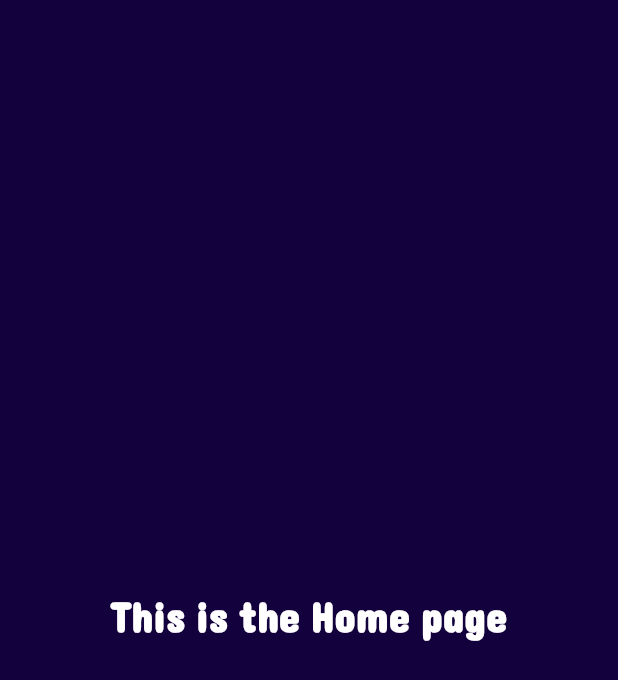
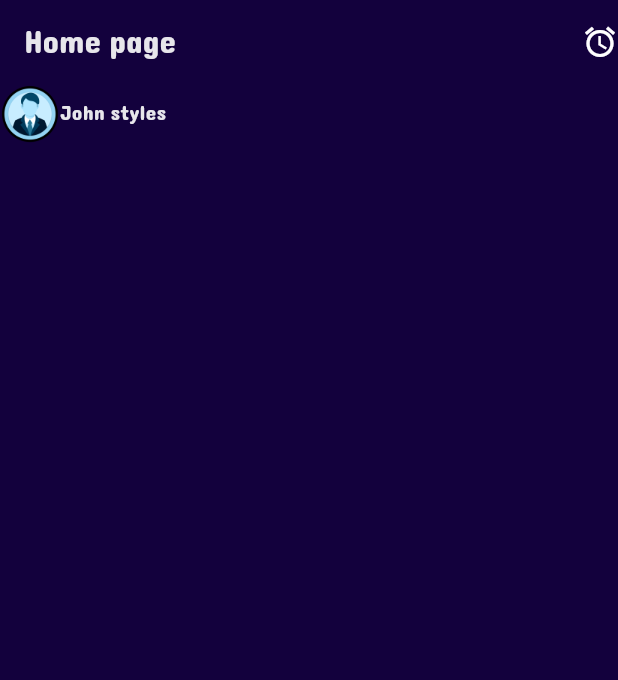
Before and after one commit to nogamenolife12/Flutter-Pages, a Flutter app: the screen it shows after launch, after a tap on "login", on a phone screen of 412 x 824 dp. Shown: the top 680 px of the screen. Run offline on Flutter 3.47's test engine with Material 3 defaults, Android fonts, the phone set to English and light mode, and no system bars.

Commit message:
added an appbar and user img+username

```diff
--- a/lib/Pages/homepage.dart
+++ b/lib/Pages/homepage.dart
@@ -1,4 +1,5 @@
 import 'package:flutter/material.dart';
+import 'package:flutter_practice_application/app%20styles/app_style.dart';
 
 class HomePage extends StatelessWidget{
   const HomePage ({super.key});
@@ -6,12 +7,33 @@ class HomePage extends StatelessWidget{
 @override
   Widget build(BuildContext context){
     return Scaffold(
-      body: Center(
-        child: Text("This is the Home page",style: TextStyle(
-          color: Colors.white,
-          fontSize: 28,
-          fontWeight: FontWeight.bold,
-        ),),
+
+      appBar: AppBar(
+        title: Text("Home page", style: TextStyle(
+          color: AppStyle.font,
+        ),
+        ),
+        backgroundColor: AppStyle.background,
+        actions: [
+          Icon(Icons.access_alarms_sharp,
+          color: Colors.white
+          ,)
+        ],
+      ),
+      body: Column(
+        children: [
+          Row(
+            children: [
+              Image.asset('assets/temp/userimg.webp',
+              width: 40,
+              height: 40,),
+              Text("John styles",style: TextStyle(
+            color: AppStyle.font
+          ),)
+            ],
+          ),
+
+        ],
       ),
     );
   }
--- a/lib/Pages/login_page.dart
+++ b/lib/Pages/login_page.dart
@@ -86,7 +86,7 @@ class LoginPage extends StatelessWidget {
               ),
 
               ElevatedButton(onPressed: (){
-               Navigator.of(context).pushNamed('/home');
+               Navigator.of(context).pushReplacementNamed('/home');
               },
               style: ElevatedButton.styleFrom(
                 foregroundColor: const Color.fromARGB(255, 12, 2, 36),
--- a/pubspec.yaml
+++ b/pubspec.yaml
@@ -60,6 +60,7 @@ flutter:
   # To add assets to your application, add an assets section, like this:
   assets:
     - assets/images/
+    - assets/temp/
   # - images/a_dot_ham.jpeg
 
   # An image asset can refer to one or more resolution-specific "variants", see
```
Also changed, not shown: assets/temp/userimg.webp (added), 3 other files.
